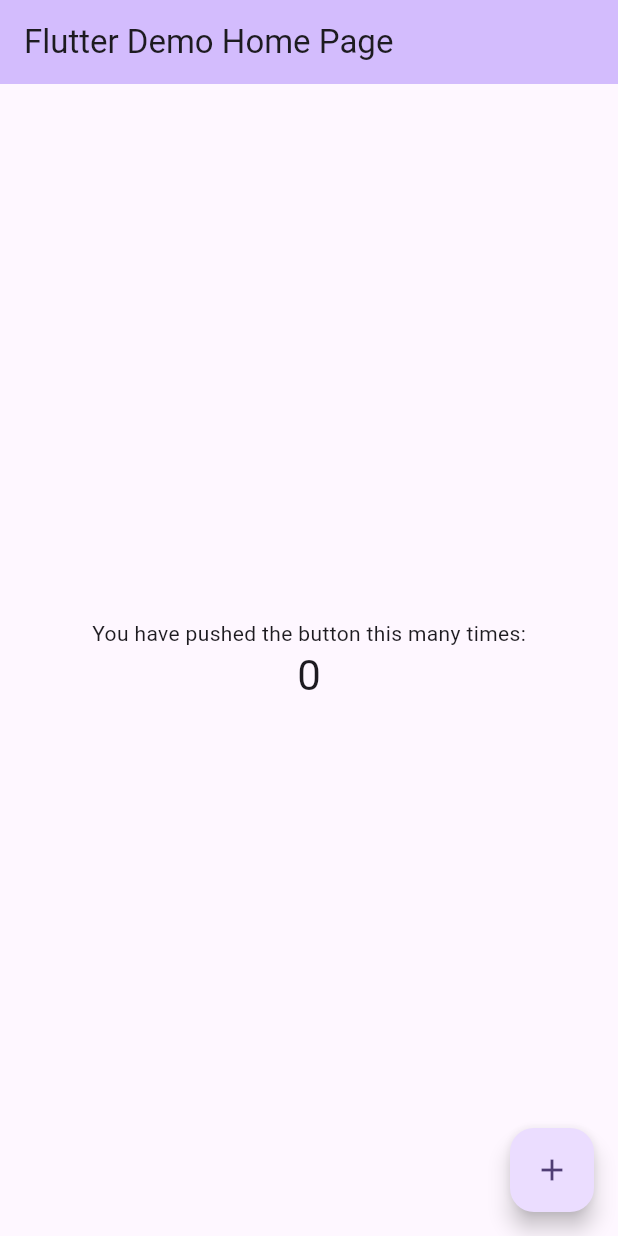
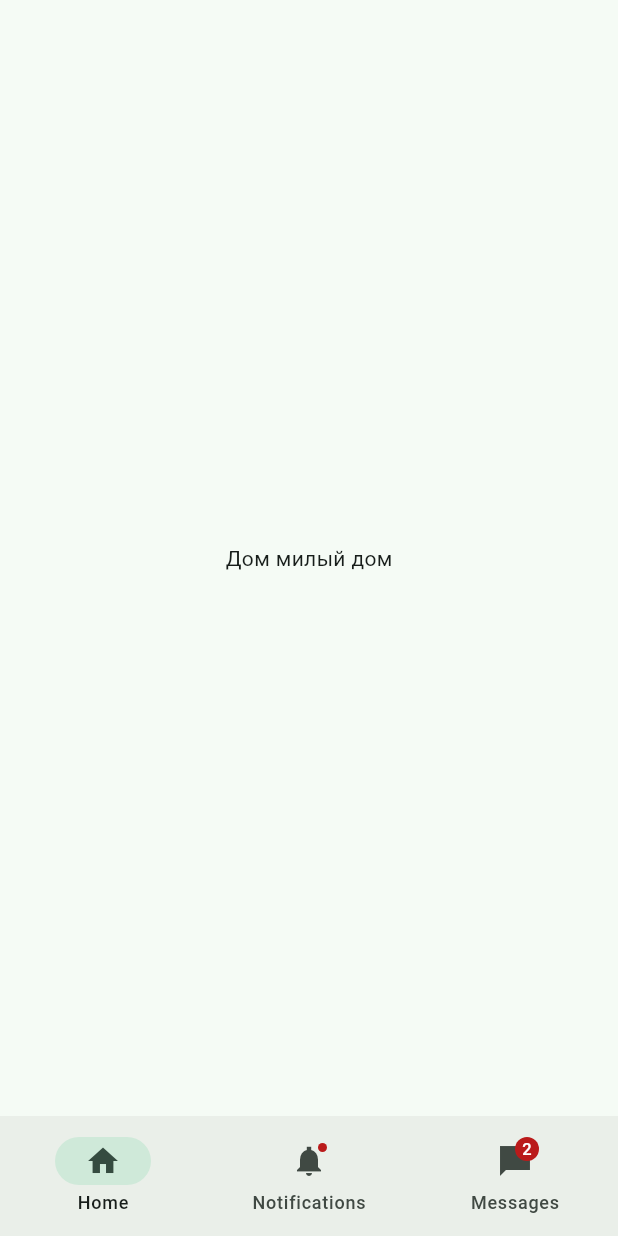
Before and after one commit to Blue-Crane/veritas, a Flutter app: the screen it shows after launch, on a phone screen of 412 x 824 dp. Run offline on Flutter 3.47's test engine with Material 3 defaults, Android fonts, the phone set to English and light mode, and no system bars.

Commit message:
Add [pages] global

```diff
--- a/lib/main.dart
+++ b/lib/main.dart
@@ -1,4 +1,7 @@
 import 'package:flutter/material.dart';
+import 'package:veritas/pages/home.dart';
+import 'package:veritas/pages/messages.dart';
+import 'package:veritas/pages/notifications.dart';
 
 void main() {
   runApp(const MyApp());
@@ -11,42 +14,18 @@ class MyApp extends StatelessWidget {
   @override
   Widget build(BuildContext context) {
     return MaterialApp(
-      title: 'Flutter Demo',
+      title: 'Veritas',
       theme: ThemeData(
-        // This is the theme of your application.
-        //
-        // TRY THIS: Try running your application with "flutter run". You'll see
-        // the application has a purple toolbar. Then, without quitting the app,
-        // try changing the seedColor in the colorScheme below to Colors.green
-        // and then invoke "hot reload" (save your changes or press the "hot
-        // reload" button in a Flutter-supported IDE, or press "r" if you used
-        // the command line to start the app).
-        //
-        // Notice that the counter didn't reset back to zero; the application
-        // state is not lost during the reload. To reset the state, use hot
-        // restart instead.
-        //
-        // This works for code too, not just values: Most code changes can be
-        // tested with just a hot reload.
-        colorScheme: ColorScheme.fromSeed(seedColor: Colors.deepPurple),
+        colorScheme: ColorScheme.fromSeed(seedColor: const Color(0x567565)),
         useMaterial3: true,
       ),
-      home: const MyHomePage(title: 'Flutter Demo Home Page'),
+      home: const MyHomePage(title: 'Veritas'),
     );
   }
 }
 
 class MyHomePage extends StatefulWidget {
   const MyHomePage({super.key, required this.title});
-
-  // This widget is the home page of your application. It is stateful, meaning
-  // that it has a State object (defined below) that contains fields that affect
-  // how it looks.
-
-  // This class is the configuration for the state. It holds the values (in this
-  // case the title) provided by the parent (in this case the App widget) and
-  // used by the build method of the State. Fields in a Widget subclass are
-  // always marked "final".
 
   final String title;
 
@@ -55,71 +34,39 @@ class MyHomePage extends StatefulWidget {
 }
 
 class _MyHomePageState extends State<MyHomePage> {
-  int _counter = 0;
-
-  void _incrementCounter() {
-    setState(() {
-      // This call to setState tells the Flutter framework that something has
-      // changed in this State, which causes it to rerun the build method below
-      // so that the display can reflect the updated values. If we changed
-      // _counter without calling setState(), then the build method would not be
-      // called again, and so nothing would appear to happen.
-      _counter++;
-    });
-  }
+  int current_page_index = 0;
 
   @override
   Widget build(BuildContext context) {
-    // This method is rerun every time setState is called, for instance as done
-    // by the _incrementCounter method above.
-    //
-    // The Flutter framework has been optimized to make rerunning build methods
-    // fast, so that you can just rebuild anything that needs updating rather
-    // than having to individually change instances of widgets.
     return Scaffold(
-      appBar: AppBar(
-        // TRY THIS: Try changing the color here to a specific color (to
-        // Colors.amber, perhaps?) and trigger a hot reload to see the AppBar
-        // change color while the other colors stay the same.
-        backgroundColor: Theme.of(context).colorScheme.inversePrimary,
-        // Here we take the value from the MyHomePage object that was created by
-        // the App.build method, and use it to set our appbar title.
-        title: Text(widget.title),
-      ),
-      body: Center(
-        // Center is a layout widget. It takes a single child and positions it
-        // in the middle of the parent.
-        child: Column(
-          // Column is also a layout widget. It takes a list of children and
-          // arranges them vertically. By default, it sizes itself to fit its
-          // children horizontally, and tries to be as tall as its parent.
-          //
-          // Column has various properties to control how it sizes itself and
-          // how it positions its children. Here we use mainAxisAlignment to
-          // center the children vertically; the main axis here is the vertical
-          // axis because Columns are vertical (the cross axis would be
-          // horizontal).
-          //
-          // TRY THIS: Invoke "debug painting" (choose the "Toggle Debug Paint"
-          // action in the IDE, or press "p" in the console), to see the
-          // wireframe for each widget.
-          mainAxisAlignment: MainAxisAlignment.center,
-          children: <Widget>[
-            const Text(
-              'You have pushed the button this many times:',
-            ),
-            Text(
-              '$_counter',
-              style: Theme.of(context).textTheme.headlineMedium,
-            ),
-          ],
-        ),
-      ),
-      floatingActionButton: FloatingActionButton(
-        onPressed: _incrementCounter,
-        tooltip: 'Increment',
-        child: const Icon(Icons.add),
-      ), // This trailing comma makes auto-formatting nicer for build methods.
-    );
+        bottomNavigationBar: NavigationBar(
+            onDestinationSelected: (int index) {
+              setState(() {
+                current_page_index = index;
+              });
+            },
+            destinations: const <Widget>[
+              NavigationDestination(
+                selectedIcon: Icon(Icons.home),
+                icon: Icon(Icons.home_outlined),
+                label: 'Home',
+              ),
+              NavigationDestination(
+                icon: Badge(child: Icon(Icons.notifications_sharp)),
+                label: 'Notifications',
+              ),
+              NavigationDestination(
+                icon: Badge(
+                  label: Text('2'),
+                  child: Icon(Icons.messenger_sharp),
+                ),
+                label: 'Messages',
+              ),
+            ]),
+        body: [
+          const Home(),
+          const Notifications(),
+          const Messages(),
+        ][current_page_index]);
   }
 }
--- /dev/null
+++ b/lib/pages/home.dart
@@ -0,0 +1,10 @@
+import 'package:flutter/material.dart';
+
+class Home extends StatelessWidget {
+  const Home({super.key});
+
+  @override
+  Widget build(BuildContext context) {
+    return const Center(child: Text('Дом милый дом'));
+  }
+}
--- /dev/null
+++ b/lib/pages/messages.dart
@@ -0,0 +1,10 @@
+import 'package:flutter/material.dart';
+
+class Messages extends StatelessWidget {
+  const Messages({super.key});
+
+  @override
+  Widget build(BuildContext context) {
+    return const Center(child: Text("Сообщения"));
+  }
+}
--- /dev/null
+++ b/lib/pages/notifications.dart
@@ -0,0 +1,10 @@
+import 'package:flutter/material.dart';
+
+class Notifications extends StatelessWidget {
+  const Notifications({super.key});
+
+  @override
+  Widget build(BuildContext context) {
+    return const Center(child: Text("Уведомления"));
+  }
+}
```
Also changed, not shown: 1 other file.
